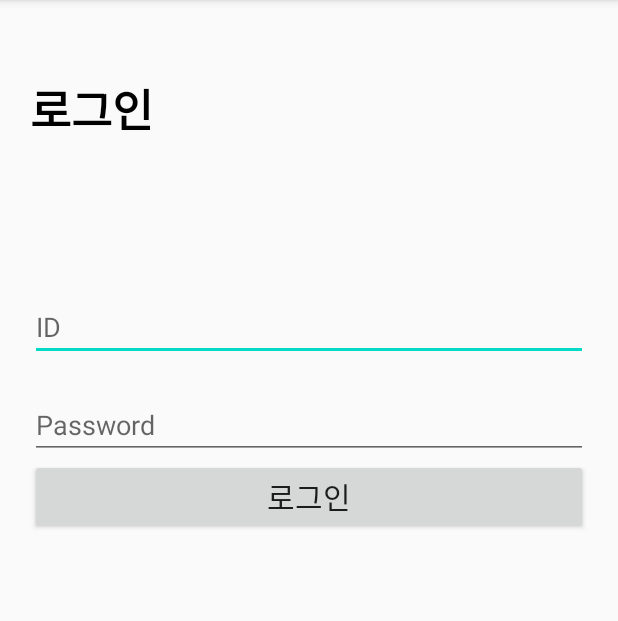
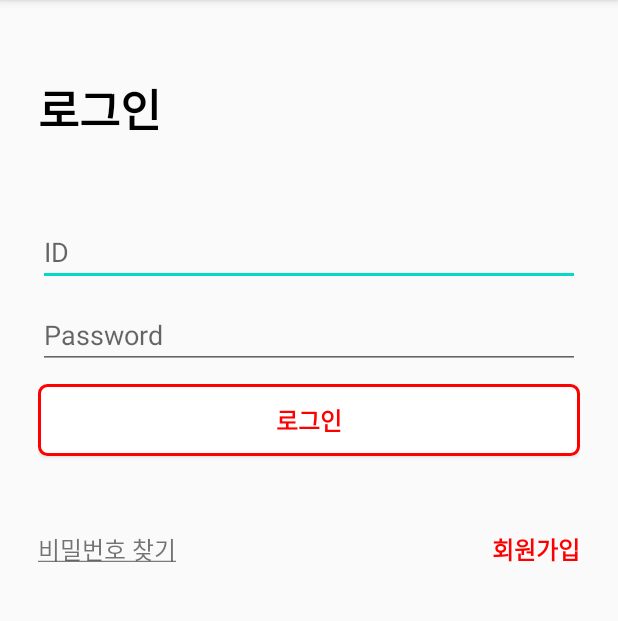
Before and after one commit to cyhaz/uiTestHard01, an Android app: the screen it shows after launch (MainActivity), on a phone screen of 412 x 824 dp, the part 84-705 px from its top. Run offline under Robolectric (Android 15) with nearby library versions, the phone set to English and light mode, and no system bars.

Commit message:
로그인 화면 구현 완성 id / password / 로그인 / 비밀번호 찾기 / 회원가입

```diff
--- /dev/null
+++ b/app/src/main/res/drawable/button_layout.xml
@@ -0,0 +1,16 @@
+<?xml version="1.0" encoding="utf-8"?>
+<shape xmlns:android="http://schemas.android.com/apk/res/android">
+
+    <solid android:color="#FFFFFF" />
+
+    <stroke
+        android:width="2dp"
+        android:color="#FF0000" />
+
+    <corners
+        android:topLeftRadius="5dp"
+        android:topRightRadius="5dp"
+        android:bottomLeftRadius="5dp"
+        android:bottomRightRadius="5dp"  />
+
+</shape>
--- a/app/src/main/res/layout/activity_main.xml
+++ b/app/src/main/res/layout/activity_main.xml
@@ -5,8 +5,8 @@
     android:layout_width="match_parent"
     android:layout_height="match_parent"
     android:orientation="vertical"
-    android:paddingLeft="20dp"
-    android:paddingRight="20dp"
+    android:paddingLeft="25dp"
+    android:paddingRight="25dp"
     tools:context=".MainActivity">
 
     <TextView
@@ -19,25 +19,54 @@
         android:textStyle="bold" />
 
     <EditText
-        android:layout_marginTop="100dp"
+        android:layout_marginTop="50dp"
         android:layout_width="match_parent"
         android:layout_height="wrap_content"
         android:inputType="textEmailAddress"
         android:hint="ID" />
 
     <EditText
-        android:layout_marginTop="20dp"
+        android:layout_marginTop="10dp"
         android:layout_width="match_parent"
         android:layout_height="wrap_content"
         android:inputType="textPassword"
         android:hint="Password" />
 
     <Button
+        android:layout_marginTop="10dp"
         android:layout_width="match_parent"
         android:layout_height="wrap_content"
         android:text="로그인"
-        android:textSize="20dp"/>
+        android:textColor="#FF0000"
+        android:textStyle="bold"
+        android:textSize="16dp"
+        android:background="@drawable/button_layout"/>
 
+    <LinearLayout
+        android:layout_marginTop="50dp"
+        android:layout_width="match_parent"
+        android:layout_height="wrap_content"
+        android:orientation="horizontal">
+
+        <TextView
+            android:layout_width="0dp"
+            android:layout_weight="1"
+            android:layout_height="wrap_content"
+            android:text="@string/search_password"
+            android:textSize="16dp"/>
+
+        <TextView
+            android:layout_width="0dp"
+            android:layout_weight="1"
+            android:layout_height="wrap_content"
+            android:text="회원가입"
+            android:textColor="#FF0000"
+            android:textStyle="bold"
+            android:gravity="right"
+            android:textSize="16dp"/>
+
+
+    </LinearLayout>
 
 
 
--- a/app/src/main/res/values/strings.xml
+++ b/app/src/main/res/values/strings.xml
@@ -1,3 +1,4 @@
 <resources>
     <string name="app_name">uiTestHard01</string>
+    <string name="search_password"><u>비밀번호 찾기</u></string>
 </resources>
```
